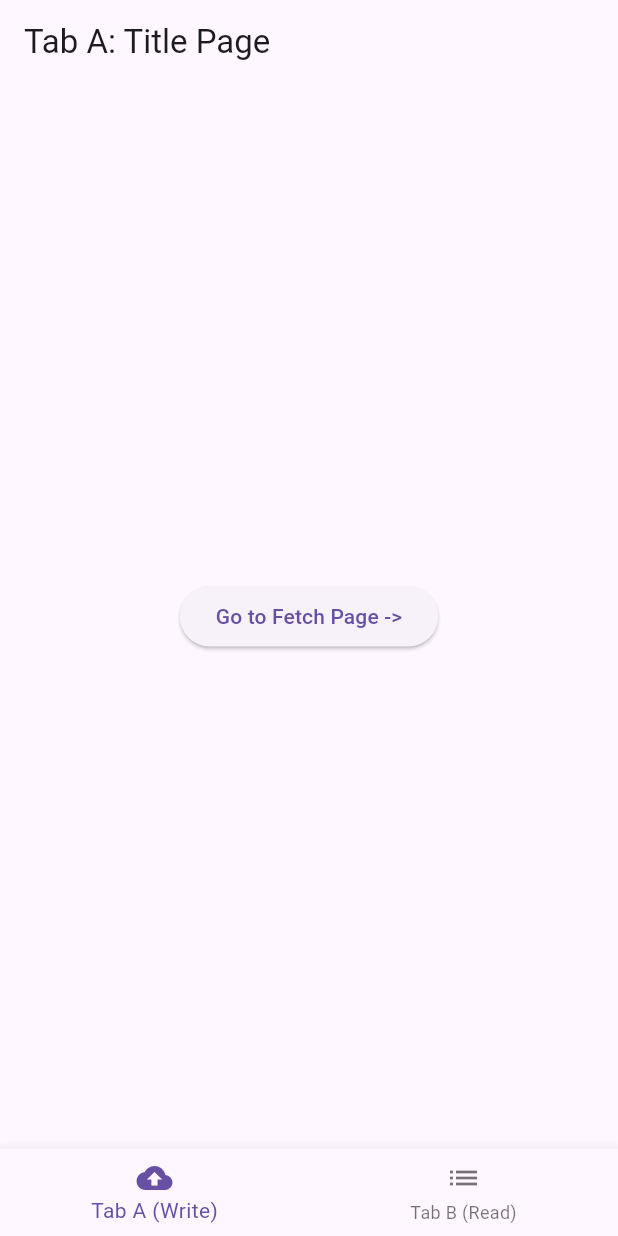
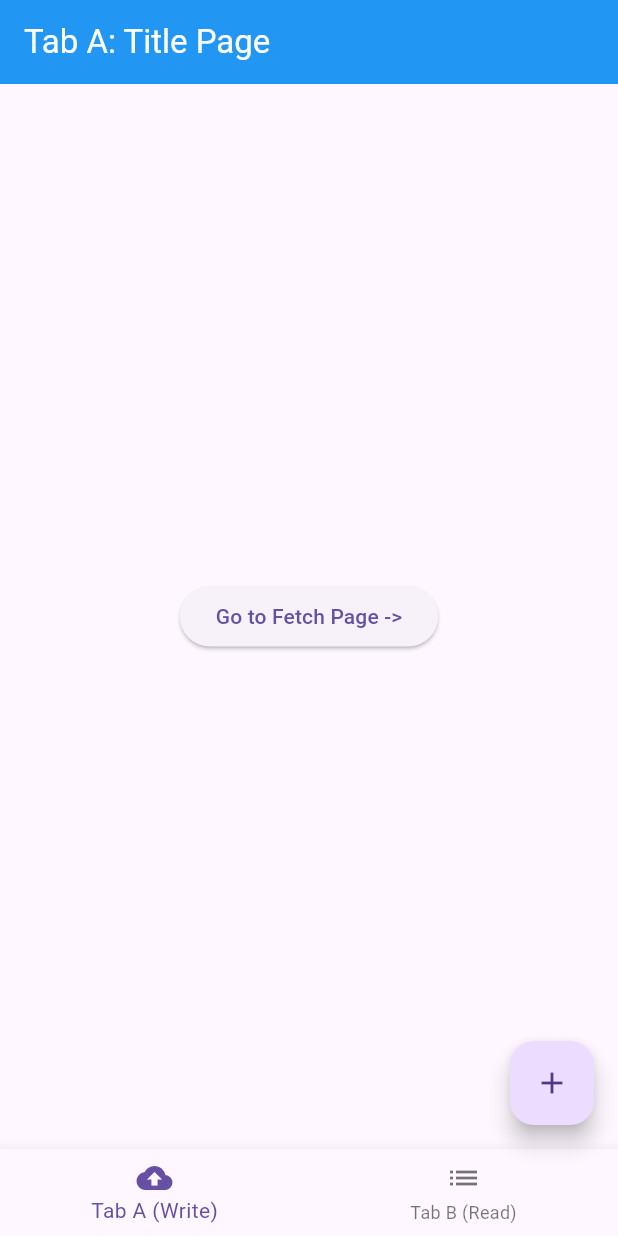
Before and after one commit to BettTer/FlutterTechReview, a Flutter app: the screen it shows after launch, on a phone screen of 412 x 824 dp. Run offline on Flutter 3.47's test engine with Material 3 defaults, Android fonts, the light colour scheme and no system bars; our stand-ins replace dio, flutter_riverpod, logger.

Commit message:
* update

```diff
--- a/flutter_comeback_demo/lib/screens/root_tab_screen.dart
+++ b/flutter_comeback_demo/lib/screens/root_tab_screen.dart
@@ -22,6 +22,10 @@ class _RootTabScreenState extends State<RootTabScreen> {
     return Scaffold(
       // 使用 IndexedStack 保持 Tab 切换时的页面状态
       body: IndexedStack(index: _currentIndex, children: _pages),
+      floatingActionButton: FloatingActionButton(
+        onPressed: () {},
+        child: Icon(Icons.add),
+      ),
       bottomNavigationBar: BottomNavigationBar(
         currentIndex: _currentIndex,
         onTap: (index) => setState(() => _currentIndex = index),
--- a/flutter_comeback_demo/lib/screens/tab_a_screens.dart
+++ b/flutter_comeback_demo/lib/screens/tab_a_screens.dart
@@ -9,7 +9,11 @@ class TabA_RootScreen extends StatelessWidget {
   @override
   Widget build(BuildContext context) {
     return Scaffold(
-      appBar: AppBar(title: const Text("Tab A: Title Page")),
+      appBar: AppBar(
+        title: const Text("Tab A: Title Page"),
+        backgroundColor: Colors.blue,
+        foregroundColor: Colors.white,
+      ),
       body: Center(
         child: ElevatedButton(
           onPressed: () {
--- /dev/null
+++ b/flutter_comeback_demo/lib/shared/shared_library.dart
@@ -0,0 +1,6 @@
+// export UI components
+
+// export theme / color
+
+// export utils
+export 'utils/log_utils.dart';
--- a/flutter_comeback_demo/pubspec.yaml
+++ b/flutter_comeback_demo/pubspec.yaml
@@ -32,6 +32,7 @@ dependencies:
     sdk: flutter
   flutter_riverpod: ^2.6.1
   dio: ^5.7.0
+  logger: ^2.4.0
 
   # The following adds the Cupertino Icons font to your application.
   # Use with the CupertinoIcons class for iOS style icons.
```
Also changed, not shown: flutter_comeback_demo/lib/providers/post_provider.dart (+4 -3 lines), flutter_comeback_demo/lib/shared/utils/log_utils.dart (added, +38 -0 lines).
